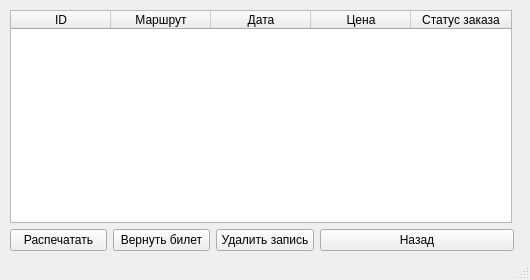
Old version of the form data/etc/MyTickets.ui in the repository Substance-live/Train_application.
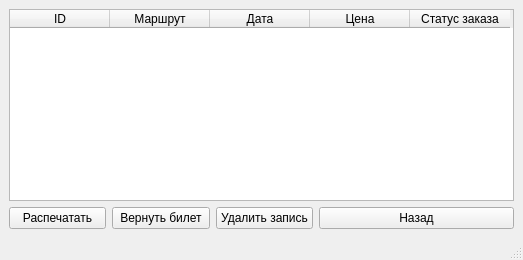
New version of the form.

What changed in the file:
```diff
--- a/data/etc/MyTickets.ui
+++ b/data/etc/MyTickets.ui
@@ -6,35 +6,28 @@
    <rect>
     <x>0</x>
     <y>0</y>
-    <width>530</width>
-    <height>280</height>
+    <width>523</width>
+    <height>260</height>
    </rect>
   </property>
   <property name="windowTitle">
    <string>MyTickets</string>
   </property>
   <widget class="QWidget" name="centralwidget">
-   <widget class="QWidget" name="layoutWidget">
-    <property name="geometry">
-     <rect>
-      <x>10</x>
-      <y>10</y>
-      <width>504</width>
-      <height>241</height>
-     </rect>
-    </property>
+   <layout class="QGridLayout" name="gridLayout_2">
+    <item row="0" column="0">
     <layout class="QGridLayout" name="gridLayout">
      <item row="0" column="1" colspan="5">
       <widget class="QTableWidget" name="table">
        <property name="minimumSize">
         <size>
-         <width>502</width>
+          <width>0</width>
          <height>0</height>
         </size>
        </property>
        <property name="maximumSize">
         <size>
-         <width>502</width>
+          <width>16777215</width>
          <height>16777215</height>
         </size>
        </property>
@@ -126,7 +119,8 @@
       </widget>
      </item>
     </layout>
-   </widget>
+    </item>
+   </layout>
   </widget>
   <widget class="QStatusBar" name="statusbar"/>
  </widget>
```
Lines whose indentation alone changed are shown as unchanged.
